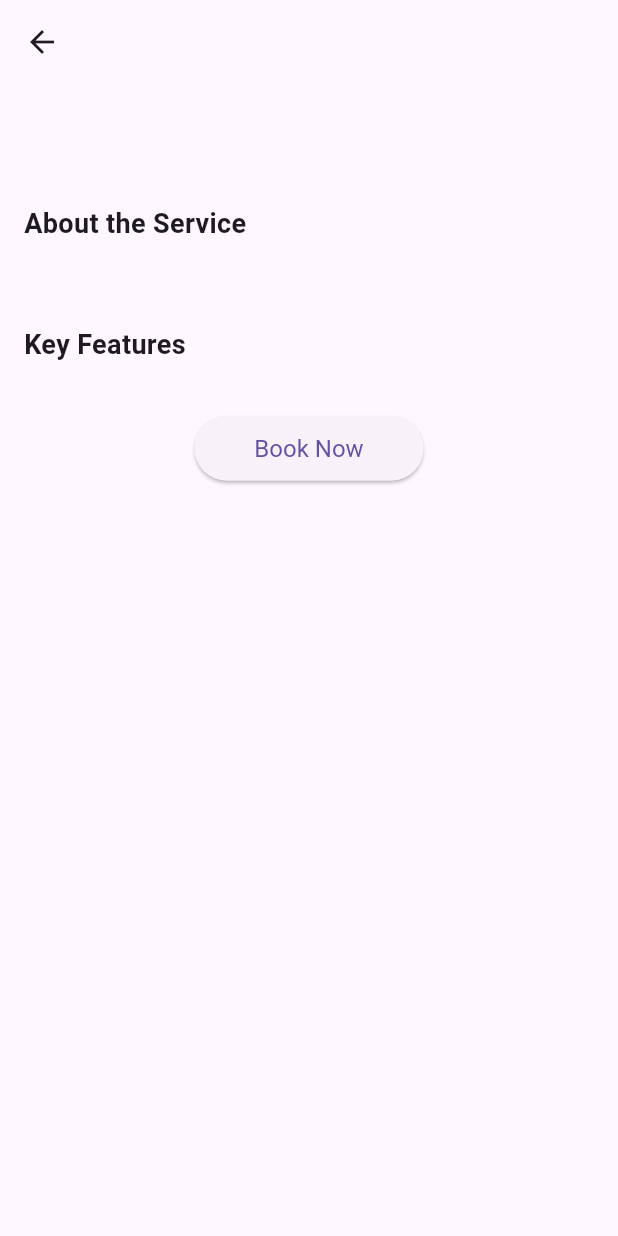
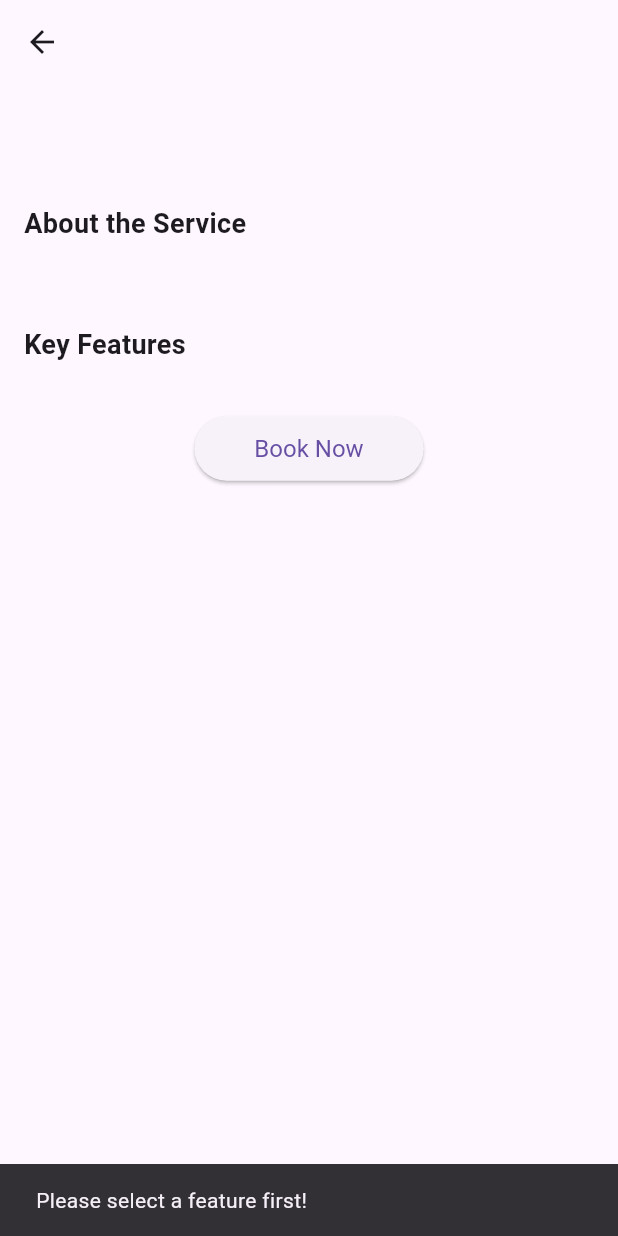
Before and after one commit to sanjay-padanilam/home_maintanance_app, a Flutter app: the ServiceDetailsScreen screen opened directly with empty values, after a tap on "Book Now", on a phone screen of 412 x 824 dp. Run offline on Flutter 3.47's test engine with Material 3 defaults, Android fonts, the light colour scheme and no system bars; our stand-ins replace carousel_slider.

Commit message:
ui editing

```diff
--- a/lib/view/homescreen/homescreen.dart
+++ b/lib/view/homescreen/homescreen.dart
@@ -43,9 +43,8 @@ class HomeScreen extends StatelessWidget {
                             serviceIcon: Dummydb.services[index]['icon'],
                             serviceDescription: Dummydb.services[index]
                                 ['description'],
-                            features: [
-                              Dummydb.services[index]['features'][index]
-                            ],
+                            features: List<String>.from(
+                                Dummydb.services[index]['features']),
                           ),
                         ));
                   },
--- a/lib/view/service_Details_Screen/service_details_Screen.dart
+++ b/lib/view/service_Details_Screen/service_details_Screen.dart
@@ -1,6 +1,6 @@
 import 'package:flutter/material.dart';
 
-class ServiceDetailsScreen extends StatelessWidget {
+class ServiceDetailsScreen extends StatefulWidget {
   final String serviceName;
   final IconData serviceIcon;
   final String serviceDescription;
@@ -14,10 +14,17 @@ class ServiceDetailsScreen extends StatelessWidget {
   });
 
   @override
+  _ServiceDetailsScreenState createState() => _ServiceDetailsScreenState();
+}
+
+class _ServiceDetailsScreenState extends State<ServiceDetailsScreen> {
+  String? _selectedFeature;
+
+  @override
   Widget build(BuildContext context) {
     return Scaffold(
       appBar: AppBar(
-        title: Text(serviceName),
+        title: Text(widget.serviceName),
         centerTitle: true,
       ),
       body: Padding(
@@ -29,11 +36,11 @@ class ServiceDetailsScreen extends StatelessWidget {
               // Header Section
               Row(
                 children: [
-                  Icon(serviceIcon, size: 48, color: Colors.blue),
+                  Icon(widget.serviceIcon, size: 48, color: Colors.blue),
                   SizedBox(width: 16),
                   Expanded(
                     child: Text(
-                      serviceName,
+                      widget.serviceName,
                       style: TextStyle(
                         fontSize: 24,
                         fontWeight: FontWeight.bold,
@@ -54,7 +61,7 @@ class ServiceDetailsScreen extends StatelessWidget {
               ),
               SizedBox(height: 8),
               Text(
-                serviceDescription,
+                widget.serviceDescription,
                 style: TextStyle(fontSize: 16, color: Colors.grey[700]),
               ),
               SizedBox(height: 24),
@@ -68,28 +75,41 @@ class ServiceDetailsScreen extends StatelessWidget {
                 ),
               ),
               SizedBox(height: 8),
-              ...features.map((feature) => Padding(
-                    padding: const EdgeInsets.symmetric(vertical: 4.0),
-                    child: Row(
-                      children: [
-                        Icon(Icons.check_circle, color: Colors.green, size: 20),
-                        SizedBox(width: 8),
-                        Expanded(
-                          child: Text(
-                            feature,
-                            style: TextStyle(fontSize: 16),
-                          ),
-                        ),
-                      ],
-                    ),
-                  )),
+              Column(
+                children: widget.features.map((feature) {
+                  return RadioListTile<String>(
+                    title: Text(feature),
+                    value: feature,
+                    groupValue: _selectedFeature,
+                    onChanged: (value) {
+                      setState(() {
+                        _selectedFeature = value;
+                      });
+                    },
+                  );
+                }).toList(),
+              ),
+
               SizedBox(height: 24),
 
               // Action Button
               Center(
                 child: ElevatedButton(
                   onPressed: () {
-                    // Add functionality for booking or contacting
+                    if (_selectedFeature != null) {
+                      ScaffoldMessenger.of(context).showSnackBar(
+                        SnackBar(
+                          content: Text('You selected: $_selectedFeature'),
+                        ),
+                      );
+                      // Add additional functionality for booking or processing
+                    } else {
+                      ScaffoldMessenger.of(context).showSnackBar(
+                        SnackBar(
+                          content: Text('Please select a feature first!'),
+                        ),
+                      );
+                    }
                   },
                   child: Text("Book Now"),
                   style: ElevatedButton.styleFrom(
@@ -105,19 +125,3 @@ class ServiceDetailsScreen extends StatelessWidget {
     );
   }
 }
-
-// void main() {
-//   runApp(MaterialApp(
-//     home: ServiceDetailsScreen(
-//       serviceName: "Plumbing",
-//       serviceIcon: Icons.plumbing,
-//       serviceDescription: "Professional plumbing services for all your needs. We handle repairs, installations, and maintenance with precision and care.",
-//       features: [
-//         "24/7 Availability",
-//         "Experienced Professionals",
-//         "Affordable Pricing",
-//         "Guaranteed Quality",
-//       ],
-//     ),
-//   ));
-// }
```
